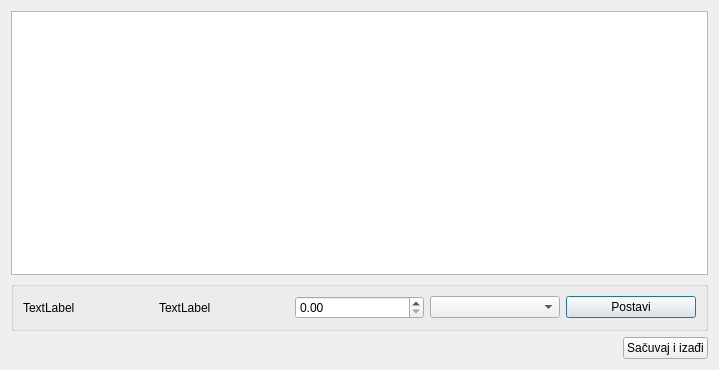
Above: biranjedobavljacaa4.ui from zivke/nabavke before the change. Below: the same form after it.
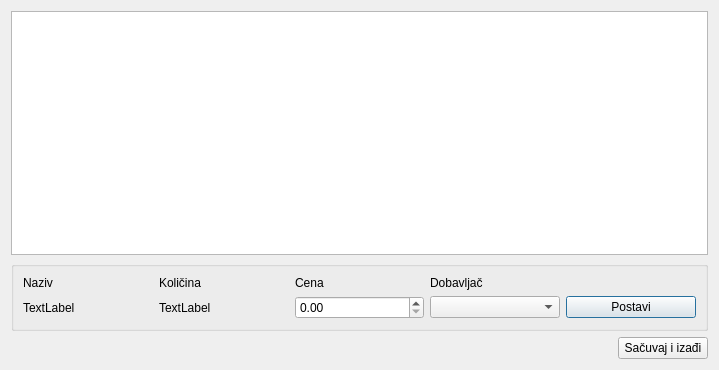
That is the form after the change.

Diff of the .ui file:
```diff
--- a/biranjedobavljacaa4.ui
+++ b/biranjedobavljacaa4.ui
@@ -13,47 +13,75 @@
   <property name="windowTitle">
    <string>Dialog</string>
   </property>
-  <layout class="QVBoxLayout" name="verticalLayout">
-   <item>
+  <layout class="QGridLayout" name="gridLayout_2">
+   <item row="0" column="0">
     <widget class="QTreeView" name="tvStavke"/>
    </item>
-   <item>
-    <widget class="QGroupBox" name="groupBox">
+   <item row="1" column="0">
+    <widget class="QGroupBox" name="groupBox_2">
      <property name="title">
       <string/>
      </property>
-     <layout class="QHBoxLayout" name="horizontalLayout_2">
-      <item>
-       <widget class="QLabel" name="label">
+     <layout class="QGridLayout" name="gridLayout">
+      <item row="0" column="0">
+       <widget class="QLabel" name="lbNaziv_2">
         <property name="text">
+         <string>Naziv</string>
+        </property>
+       </widget>
+      </item>
+      <item row="0" column="1">
+       <widget class="QLabel" name="lbKolicina_2">
+        <property name="text">
+         <string>Količina</string>
+        </property>
+       </widget>
+      </item>
+      <item row="0" column="2">
+       <widget class="QLabel" name="lbKolicina_3">
+        <property name="text">
+         <string>Cena</string>
+        </property>
+       </widget>
+      </item>
+      <item row="0" column="3">
+       <widget class="QLabel" name="lbKolicina_4">
+        <property name="text">
+         <string>Dobavljač</string>
+        </property>
+       </widget>
+      </item>
+      <item row="1" column="0">
+       <widget class="QLabel" name="lbNaziv">
+        <property name="text">
          <string>TextLabel</string>
         </property>
        </widget>
       </item>
-      <item>
-       <widget class="QLabel" name="label_2">
+      <item row="1" column="1">
+       <widget class="QLabel" name="lbKolicina">
         <property name="text">
          <string>TextLabel</string>
         </property>
        </widget>
       </item>
-      <item>
-       <widget class="QDoubleSpinBox" name="doubleSpinBox"/>
-      </item>
-      <item>
+      <item row="1" column="3">
        <widget class="QComboBox" name="cbDobavljac"/>
       </item>
-      <item>
-       <widget class="QPushButton" name="btnPostavi">
+      <item row="1" column="4">
+       <widget class="QPushButton" name="btnOdobri">
         <property name="text">
          <string>Postavi</string>
         </property>
        </widget>
       </item>
+      <item row="1" column="2">
+       <widget class="QDoubleSpinBox" name="inputOdobrena"/>
+      </item>
      </layout>
     </widget>
    </item>
-   <item>
+   <item row="2" column="0">
     <layout class="QHBoxLayout" name="horizontalLayout">
      <item>
       <spacer name="horizontalSpacer">
@@ -70,6 +98,12 @@
      </item>
      <item>
       <widget class="QPushButton" name="btnSacuvajIzadji">
+       <property name="minimumSize">
+        <size>
+         <width>90</width>
+         <height>0</height>
+        </size>
+       </property>
        <property name="text">
         <string>Sačuvaj i izađi</string>
        </property>
```
